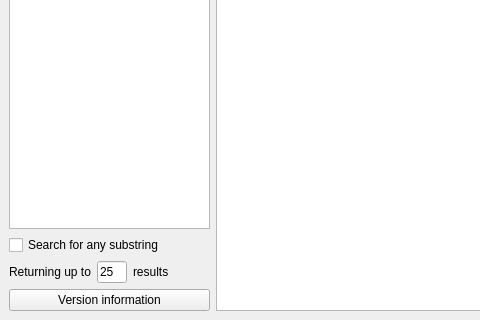
Qt form mainwindow.ui (adamb924/Dari-English-Dictionary) before a commit; both pictures show x 0 to 480 and y 123 to 443 of the 829 by 443 pixel window.
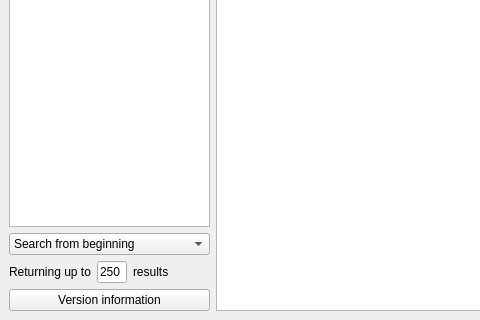
The same form after that commit.

What changed in the file:
```diff
--- a/mainwindow.ui
+++ b/mainwindow.ui
@@ -54,10 +54,22 @@
        <widget class="QListWidget" name="listWidget"/>
       </item>
       <item>
-       <widget class="QCheckBox" name="substringCheckBox">
+       <widget class="QComboBox" name="searchMethodCombo">
+        <item>
+         <property name="text">
+          <string>Search from beginning</string>
+         </property>
+        </item>
+        <item>
         <property name="text">
          <string>Search for any substring</string>
         </property>
+        </item>
+        <item>
+         <property name="text">
+          <string>Search with regular expression</string>
+         </property>
+        </item>
        </widget>
       </item>
       <item>
@@ -78,7 +90,7 @@
            </size>
           </property>
           <property name="text">
-           <string>25</string>
+           <string>250</string>
           </property>
          </widget>
         </item>
```
Lines whose indentation alone changed are shown as unchanged.
